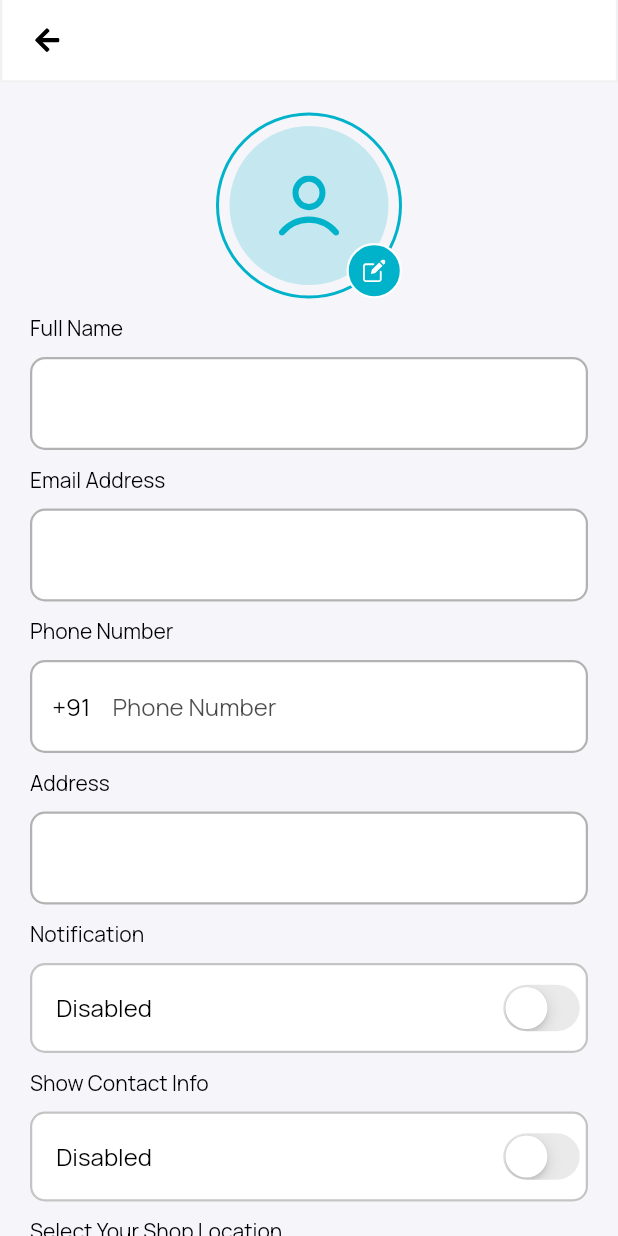
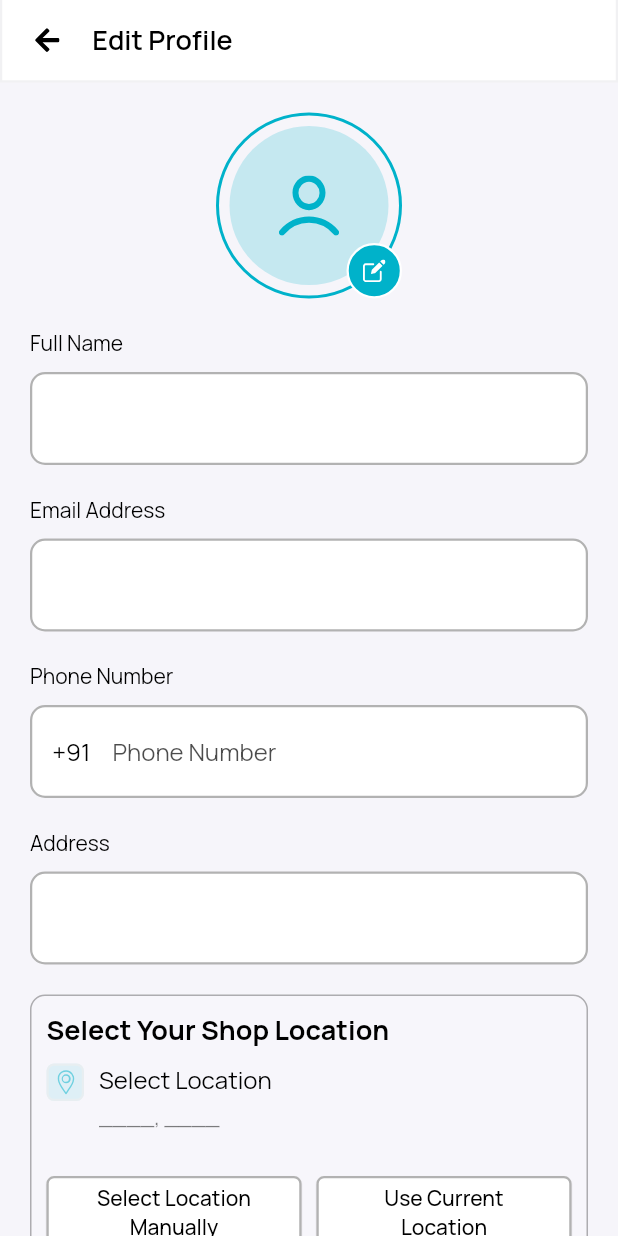
Before and after one commit to sntcssc/bissow, a Flutter app: the UserProfileScreen screen opened directly with empty values, on a phone screen of 412 x 824 dp. Run offline on Flutter 3.47's test engine with Material 3 defaults, Android fonts, the phone set to English and light mode, and no system bars; our stand-ins replace audioplayers, awesome_notifications, bloc, cached_network_image, connectivity_plus, country_picker and 36 more; missing offline and left inert: android_intent_plus, any_link_preview, device_region, flutter_pdfview, flutter_stripe, google_maps_flutter_android and 5 more; accounts and stored records are empty; network calls fail.

Commit message:
improved - location selection for user profile update

```diff
--- a/eClassify Flutter App V2.6.0/lib/ui/screens/user_profile/edit_profile.dart
+++ b/eClassify Flutter App V2.6.0/lib/ui/screens/user_profile/edit_profile.dart
@@ -151,37 +151,53 @@ class UserProfileScreenState extends State<UserProfileScreen> {
   void initState() {
     super.initState();
     isFromLogin = widget.from == 'login';
+
+    // Initialize user details
+    final userDetails = HiveUtils.getUserDetails();
+    nameController.text = userDetails.name ?? "";
+    emailController.text = userDetails.email ?? "";
+    addressController.text = userDetails.address ?? "";
+
+    // Initialize location only if at least one location field is non-null and non-empty
+    if (userDetails.area != null ||
+        userDetails.city != null ||
+        userDetails.state != null ||
+        userDetails.country != null ||
+        userDetails.latitude != null ||
+        userDetails.longitude != null ||
+        userDetails.areaId != null) {
       formatedAddress = AddressComponent(
-      area: HiveUtils.getCurrentAreaName() ?? '',
-      city: HiveUtils.getCityName() ?? '',
-      state: HiveUtils.getStateName() ?? '',
-      country: HiveUtils.getCountryName() ?? '',
-      areaId: null,
+        area: userDetails.area?.isNotEmpty == true ? userDetails.area : null,
+        areaId: userDetails.areaId,
+        city: userDetails.city?.isNotEmpty == true ? userDetails.city : null,
+        state: userDetails.state?.isNotEmpty == true ? userDetails.state : null,
+        country: userDetails.country?.isNotEmpty == true ? userDetails.country : null,
       );
-    latitude = HiveUtils.getLatitude();
-    longitude = HiveUtils.getLongitude();
-
-    nameController.text = HiveUtils.getUserDetails().name ?? "";
-    emailController.text = HiveUtils.getUserDetails().email ?? "";
-    addressController.text = HiveUtils.getUserDetails().address ?? "";
+      latitude = userDetails.latitude;
+      longitude = userDetails.longitude;
+      log('Initialized location: formatedAddress=$formatedAddress, latitude=$latitude, longitude=$longitude, areaId=${userDetails.areaId}');
+    } else {
+      formatedAddress = null;
+      latitude = null;
+      longitude = null;
+      log('No location data found in user details');
+    }
 
     if (isFromLogin) {
       isNotificationsEnabled = true;
       isPersonalDetailShow = true;
     } else {
-      isNotificationsEnabled =
-      HiveUtils.getUserDetails().notification == 1 ? true : false;
-      isPersonalDetailShow =
-      HiveUtils.getUserDetails().isPersonalDetailShow == 1 ? true : false;
+      isNotificationsEnabled = userDetails.notification == 1 ? true : false;
+      isPersonalDetailShow = userDetails.isPersonalDetailShow == 1 ? true : false;
     }
 
     if (HiveUtils.getCountryCode() != null) {
       countryCode = HiveUtils.getCountryCode() ?? '';
-      phoneController.text = HiveUtils.getUserDetails().mobile != null
-          ? HiveUtils.getUserDetails().mobile!.replaceFirst("+$countryCode", "")
+      phoneController.text = userDetails.mobile != null
+          ? userDetails.mobile!.replaceFirst("+$countryCode", "")
           : "";
     } else {
-      phoneController.text = HiveUtils.getUserDetails().mobile ?? "";
+      phoneController.text = userDetails.mobile ?? "";
     }
 
     profileImagePicker.listener((files) {
@@ -195,7 +211,6 @@ class UserProfileScreenState extends State<UserProfileScreen> {
 
   @override
   void dispose() {
-    super.dispose();
     profileImagePicker.dispose();
     phoneController.dispose();
     nameController.dispose();
@@ -203,6 +218,7 @@ class UserProfileScreenState extends State<UserProfileScreen> {
     addressController.dispose();
     cityTextController.dispose();
     countryTextController.dispose();
+    super.dispose();
   }
 
   Future<void> getLocationFromLatitudeLongitude({required LatLng latLng}) async {
@@ -216,54 +232,55 @@ class UserProfileScreenState extends State<UserProfileScreen> {
             (await placemarkFromCoordinates(newLatitude, newLongitude)).first;
 
         formatedAddress = AddressComponent(
-          area: placeMark.subLocality ?? '',
+          area: placeMark.subLocality?.isNotEmpty == true ? placeMark.subLocality : null,
           areaId: null,
-          city: placeMark.locality ?? '',
-          country: placeMark.country ?? '',
-          state: placeMark.administrativeArea ?? '',
+          city: placeMark.locality?.isNotEmpty == true ? placeMark.locality : null,
+          country: placeMark.country?.isNotEmpty == true ? placeMark.country : null,
+          state: placeMark.administrativeArea?.isNotEmpty == true ? placeMark.administrativeArea : null,
         );
-
+        latitude = newLatitude;
+        longitude = newLongitude;
+        log('Fetched location (free_api): $formatedAddress');
         setState(() {});
       } catch (e) {
-        log(e.toString());
-        formatedAddress = AddressComponent(
-          area: '',
-          areaId: null,
-          city: '',
-          country: '',
-          state: '',
-        );
+        log('Error fetching location (free_api): $e');
+        formatedAddress = null;
+        latitude = null;
+        longitude = null;
         setState(() {});
       }
     } else {
       try {
         final paidCubit = context.read<PaidApiLocationDataCubit>();
-        await paidCubit.fetchPaidApiLocations(
-            lat: newLatitude, lng: newLongitude);
+        await paidCubit.fetchPaidApiLocations(lat: newLatitude, lng: newLongitude);
 
         final state = paidCubit.state;
         if (state is PaidApiLocationSuccess && state.locations.isNotEmpty) {
           final location = state.locations.first;
 
           formatedAddress = AddressComponent(
-              area: location.sublocality ?? '',
+            area: location.sublocality?.isNotEmpty == true ? location.sublocality : null,
             areaId: null,
-              city: location.locality ?? location.name ?? '',
-              country: location.country ?? '',
-                state: location.state ?? '',
+            city: (location.locality ?? location.name)?.isNotEmpty == true ? (location.locality ?? location.name) : null,
+            country: location.country?.isNotEmpty == true ? location.country : null,
+            state: location.state?.isNotEmpty == true ? location.state : null,
           );
-
+          latitude = newLatitude;
+          longitude = newLongitude;
+          log('Fetched location (paid_api): $formatedAddress');
+          setState(() {});
+        } else {
+          formatedAddress = null;
+          latitude = null;
+          longitude = null;
+          log('No location data from paid API');
           setState(() {});
         }
       } catch (e) {
-    log(e.toString());
-    formatedAddress = AddressComponent(
-    area: '',
-    areaId: null,
-    city: '',
-    country: '',
-    state: '',
-    );
+        log('Error fetching location (paid_api): $e');
+        formatedAddress = null;
+        latitude = null;
+        longitude = null;
         setState(() {});
       }
     }
@@ -288,33 +305,34 @@ class UserProfileScreenState extends State<UserProfileScreen> {
                 if (from == 1) {
                   formatedAddress = AddressComponent.copyWithFields(
                     formatedAddress!,
-                    newCity: controller.text,
+                    newCity: controller.text.isNotEmpty ? controller.text : null,
                   );
                 } else if (from == 3) {
                   formatedAddress = AddressComponent.copyWithFields(
                     formatedAddress!,
-                    newCountry: controller.text,
+                    newCountry: controller.text.isNotEmpty ? controller.text : null,
                   );
                 }
               } else {
                 if (from == 1) {
                   formatedAddress = AddressComponent(
-                    area: '',
+                    area: null,
                     areaId: null,
-                    city: controller.text,
-                    country: '',
-                    state: '',
+                    city: controller.text.isNotEmpty ? controller.text : null,
+                    country: null,
+                    state: null,
                   );
                 } else if (from == 3) {
                   formatedAddress = AddressComponent(
-                    area: '',
+                    area: null,
                     areaId: null,
-                    city: '',
-                    country: controller.text,
-                    state: '',
+                    city: null,
+                    country: controller.text.isNotEmpty ? controller.text : null,
+                    state: null,
                   );
                 }
               }
+              log('Updated formatedAddress from dialog: $formatedAddress');
               Navigator.pop(context);
             });
           }
@@ -404,6 +422,7 @@ class UserProfileScreenState extends State<UserProfileScreen> {
   @override
   Widget build(BuildContext context) {
     size = MediaQuery.of(context).size;
+    log('Building UserProfileScreen, isFromLogin: $isFromLogin, formatedAddress: $formatedAddress');
 
     return GestureDetector(
       onTap: () => FocusScope.of(context).unfocus(),
@@ -412,7 +431,9 @@ class UserProfileScreenState extends State<UserProfileScreen> {
           backgroundColor: context.color.primaryColor,
           appBar: isFromLogin
               ? null
-              : UiUtils.buildAppBar(context, showBackButton: true),
+              : UiUtils.buildAppBar(context,
+              showBackButton: true,
+              title: "editprofile".translate(context)),
           body: Stack(
             children: [
               ScrollConfiguration(
@@ -423,7 +444,7 @@ class UserProfileScreenState extends State<UserProfileScreen> {
                   child: Form(
                     key: _formKey,
                     child: Column(
-                            spacing: 10,
+                      spacing: 20,
                       crossAxisAlignment: CrossAxisAlignment.start,
                       children: <Widget>[
                         Align(
@@ -448,12 +469,14 @@ class UserProfileScreenState extends State<UserProfileScreen> {
                           validator: CustomTextFieldValidator.email,
                         ),
                         phoneWidget(),
-                              buildTextField(context,
+                        buildTextField(
+                          context,
                           title: "addressLbl",
                           controller: addressController,
                           maxline: 5,
-                                  textInputAction: TextInputAction.newline),
-                              // buildLocationWidget(),
+                          textInputAction: TextInputAction.newline,
+                        ),
+                        buildLocationWidget(),
                         CustomText(
                           "notification".translate(context),
                         ),
@@ -470,9 +493,11 @@ class UserProfileScreenState extends State<UserProfileScreen> {
                               isPersonalDetailShow = cgvalue;
                               setState(() {});
                             }),
-                              buildLocationWidget(),
                         updateProfileBtnWidget(),
-                            ]))),
+                      ],
+                    ),
+                  ),
+                ),
               ),
               if (isLoading != null && isLoading!)
                 Center(
@@ -494,13 +519,25 @@ class UserProfileScreenState extends State<UserProfileScreen> {
   }
 
   Widget buildLocationWidget() {
-    return Column(
+    log('Rendering buildLocationWidget, formatedAddress: $formatedAddress');
+    return Container(
+      padding: const EdgeInsets.all(10),
+      decoration: BoxDecoration(
+        border: Border.all(
+          color: context.color.textLightColor.withValues(alpha: 0.3),
+        ),
+        borderRadius: BorderRadius.circular(10),
+        color: context.color.secondaryColor.withOpacity(0.1),
+      ),
+      child: Column(
         spacing: 10,
         crossAxisAlignment: CrossAxisAlignment.start,
         children: [
           CustomText(
             "selectYourLocation".translate(context),
             color: context.color.textDefaultColor,
+            fontSize: context.font.larger,
+            fontWeight: FontWeight.bold,
           ),
           Row(
             spacing: 10,
@@ -524,7 +561,8 @@ class UserProfileScreenState extends State<UserProfileScreen> {
                     fit: BoxFit.none,
                     colorFilter: ColorFilter.mode(
                         context.color.territoryColor, BlendMode.srcIn),
-                  )),
+                  ),
+                ),
               ),
               Expanded(
                 child: Column(
@@ -532,45 +570,70 @@ class UserProfileScreenState extends State<UserProfileScreen> {
                   crossAxisAlignment: CrossAxisAlignment.start,
                   children: [
                     CustomText(
-                    formatedAddress == null
-                        ? "____"
+                      formatedAddress == null ||
+                          (formatedAddress!.city == null &&
+                              formatedAddress!.area == null)
+                          ? "selectLocation".translate(context)
                           : (formatedAddress!.city == null ||
                           formatedAddress!.city!.isEmpty)
                           ? (formatedAddress!.area != null &&
                           formatedAddress!.area!.isNotEmpty
                           ? formatedAddress!.area!
-                        : "____")
+                          : "selectLocation".translate(context))
                           : (formatedAddress!.area != null &&
                           formatedAddress!.area!.isNotEmpty
                           ? "${formatedAddress!.area!}, ${formatedAddress!.city!}"
                           : formatedAddress!.city!),
                       fontSize: context.font.large,
+                      color: context.color.textDefaultColor,
                     ),
                     CustomText(
-                    "${formatedAddress == null || (formatedAddress?.state == "" || formatedAddress?.state == null) ? "____" : formatedAddress?.state},${formatedAddress == null || formatedAddress!.country == "" ? "____" : formatedAddress!.country}",
+                      formatedAddress == null ||
+                          (formatedAddress!.state == null &&
+                              formatedAddress!.country == null)
+                          ? "____, ____"
+                          : "${formatedAddress!.state?.isNotEmpty == true ? formatedAddress!.state : "____"}, ${formatedAddress!.country?.isNotEmpty == true ? formatedAddress!.country : "____"}",
+                      color: context.color.textLightColor,
                     ),
                   ],
                 ),
               ),
             ],
           ),
-        UiUtils.buildButton(context,
+          const SizedBox(height: 10),
+          Row(
+            spacing: 10,
+            children: [
+              Expanded(
+                child: UiUtils.buildButton(
+                  context,
                   height: 48,
                   onPressed: () {
+                    log('Navigating to countriesScreen');
                     Navigator.pushNamed(context, Routes.countriesScreen,
                         arguments: {"from": "profile"}).then((value) {
                       if (value != null) {
-                  Map<String, dynamic> location = value as Map<String, dynamic>;
+                        Map<String, dynamic> location =
+                        value as Map<String, dynamic>;
                         setState(() {
                           formatedAddress = AddressComponent(
-                      area: location["area"] ?? '',
+                            area: location["area"]?.isNotEmpty == true
+                                ? location["area"]
+                                : null,
                             areaId: location["area_id"],
-                      city: location["city"] ?? '',
-                      country: location["country"] ?? '',
-                      state: location["state"] ?? '',
+                            city: location["city"]?.isNotEmpty == true
+                                ? location["city"]
+                                : null,
+                            country: location["country"]?.isNotEmpty == true
+                                ? location["country"]
+                                : null,
+                            state: location["state"]?.isNotEmpty == true
+                                ? location["state"]
+                                : null,
                           );
                           latitude = location["latitude"];
                           longitude = location["longitude"];
+                          log('Updated formatedAddress from countriesScreen: $formatedAddress');
                         });
                       }
                     });
@@ -582,17 +645,25 @@ class UserProfileScreenState extends State<UserProfileScreen> {
                   border: BorderSide(
                       color: context.color.textDefaultColor.withValues(alpha: 0.3),
                       width: 1.5),
-            radius: 5),
-        UiUtils.buildButton(context,
+                  radius: 5,
+                ),
+              ),
+              Expanded(
+                child: UiUtils.buildButton(
+                  context,
                   height: 48,
                   onPressed: () async {
-              LocationPermission permission = await Geolocator.checkPermission();
+                    log('Requesting current location');
+                    LocationPermission permission =
+                    await Geolocator.checkPermission();
                     if (permission == LocationPermission.deniedForever) {
+                      log('Location permission denied forever');
                       await Geolocator.openLocationSettings();
                     } else if (permission == LocationPermission.denied) {
                       permission = await Geolocator.requestPermission();
                       if (permission != LocationPermission.whileInUse &&
                           permission != LocationPermission.always) {
+                        log('Location permission denied');
                         return;
                       }
                     }
@@ -602,9 +673,11 @@ class UserProfileScreenState extends State<UserProfileScreen> {
                           LocationSettings(accuracy: LocationAccuracy.high));
                       latitude = position.latitude;
                       longitude = position.longitude;
+                      log('Current position: ($latitude, $longitude)');
                       await getLocationFromLatitudeLongitude(
                           latLng: LatLng(latitude!, longitude!));
                     } catch (e) {
+                      log('Error getting current location: $e');
                       HelperUtils.showSnackBarMessage(
                           context, "locationError".translate(context));
                     }
@@ -612,12 +685,17 @@ class UserProfileScreenState extends State<UserProfileScreen> {
                   fontSize: 14,
                   buttonTitle: "useCurrentLocation".translate(context),
                   textColor: context.color.textDefaultColor,
-            buttonColor: context.color.secondaryColor,
+                  buttonColor: context.color.onTertiary,
                   border: BorderSide(
                       color: context.color.textDefaultColor.withValues(alpha: 0.3),
                       width: 1.5),
-            radius: 5),
+                  radius: 5,
+                ),
+              ),
             ],
+          ),
+        ],
+      ),
     );
   }
 
@@ -650,18 +728,19 @@ class UserProfileScreenState extends State<UserProfileScreen> {
             },
             child: Container(
               width: 55,
-                  padding:
-                  const EdgeInsets.symmetric(horizontal: 8.0, vertical: 8),
+              padding: const EdgeInsets.symmetric(horizontal: 8.0, vertical: 8),
               alignment: Alignment.center,
               child: CustomText(
                 formatCountryCode(countryCode!),
                 fontSize: context.font.large,
                 textAlign: TextAlign.center,
-                  )),
+              ),
+            ),
           ),
           hintText: "phoneNumber".translate(context),
-          )
-        ]);
+        ),
+      ],
+    );
   }
 
   String formatCountryCode(String countryCode) {
@@ -687,7 +766,8 @@ class UserProfileScreenState extends State<UserProfileScreen> {
           width: 1.5,
         ),
         borderRadius: BorderRadius.circular(10),
-          color: context.color.secondaryColor),
+        color: context.color.secondaryColor,
+      ),
       height: 60,
       width: double.infinity,
       padding: const EdgeInsetsDirectional.only(start: 16.0),
@@ -704,19 +784,21 @@ class UserProfileScreenState extends State<UserProfileScreen> {
             activeTrackColor: context.color.territoryColor,
             value: value,
             onChanged: onChangeFunction,
-          )
+          ),
         ],
       ),
     );
   }
 
-  Widget buildTextField(BuildContext context,
-      {required String title,
+  Widget buildTextField(
+      BuildContext context, {
+        required String title,
         required TextEditingController controller,
         CustomTextFieldValidator? validator,
         bool? readOnly,
         int? maxline,
-        TextInputAction? textInputAction}) {
+        TextInputAction? textInputAction,
+      }) {
     return Column(
       spacing: 10,
       crossAxisAlignment: CrossAxisAlignment.start,
@@ -782,8 +864,8 @@ class UserProfileScreenState extends State<UserProfileScreen> {
           alignment: AlignmentDirectional.center,
           decoration: BoxDecoration(
             shape: BoxShape.circle,
-              border:
-              Border.all(color: context.color.territoryColor, width: 2)),
+            border: Border.all(color: context.color.territoryColor, width: 2),
+          ),
           child: Container(
             clipBehavior: Clip.antiAlias,
             decoration: BoxDecoration(
@@ -805,16 +887,19 @@ class UserProfileScreenState extends State<UserProfileScreen> {
               width: 37,
               alignment: AlignmentDirectional.center,
               decoration: BoxDecoration(
-                    border: Border.all(
-                        color: context.color.buttonColor, width: 1.5),
+                border:
+                Border.all(color: context.color.buttonColor, width: 1.5),
                 shape: BoxShape.circle,
-                    color: context.color.territoryColor),
+                color: context.color.territoryColor,
+              ),
               child: SizedBox(
                 width: 15,
                 height: 15,
-                    child: UiUtils.getSvg(AppIcons.edit))),
+                child: UiUtils.getSvg(AppIcons.edit),
               ),
-        )
+            ),
+          ),
+        ),
       ],
     );
   }
@@ -832,7 +917,8 @@ class UserProfileScreenState extends State<UserProfileScreen> {
           controller: cityTextController,
           title: "enterCity".translate(context),
           hintText: "city".translate(context),
-            from: 1);
+          from: 1,
+        );
         return;
       } else if (formatedAddress == null ||
           (formatedAddress!.country == null ||
@@ -843,7 +929,8 @@ class UserProfileScreenState extends State<UserProfileScreen> {
           controller: countryTextController,
           title: "enterCountry".translate(context),
           hintText: "country".translate(context),
-            from: 3);
+          from: 3,
+        );
         return;
       }
       if (isFromLogin) {
@@ -868,15 +955,16 @@ class UserProfileScreenState extends State<UserProfileScreen> {
         notification: isNotificationsEnabled ? "1" : "0",
         countryCode: countryCode ?? '',
         personalDetail: isPersonalDetailShow ? 1 : 0,
-        area: formatedAddress?.area ?? '',
-        city: formatedAddress?.city ?? '',
-        state: formatedAddress?.state ?? '',
-        country: formatedAddress?.country ?? '',
+        area: formatedAddress?.area,
+        city: formatedAddress?.city,
+        state: formatedAddress?.state,
+        country: formatedAddress?.country,
         latitude: latitude,
         longitude: longitude,
         areaId: formatedAddress?.areaId,
       );
 
+      log('Profile update response: $response');
       Future.delayed(
         Duration.zero,
             () {
@@ -917,6 +1005,7 @@ class UserProfileScreenState extends State<UserProfileScreen> {
         );
       }
     } catch (e) {
+      log('Error updating profile: $e');
       Future.delayed(Duration.zero, () {
         setState(() {
           isLoading = false;
```
Lines whose indentation alone changed are shown as unchanged.
